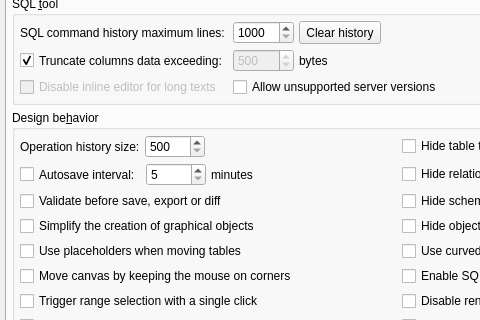
The window that libs/libgui/ui/settings/generalconfigwidget.ui (pgmodeler/pgmodeler) describes before a commit, drawn with Qt 5; both pictures show x 0 to 480 and y 217 to 537 of the 798 by 830 pixel window.
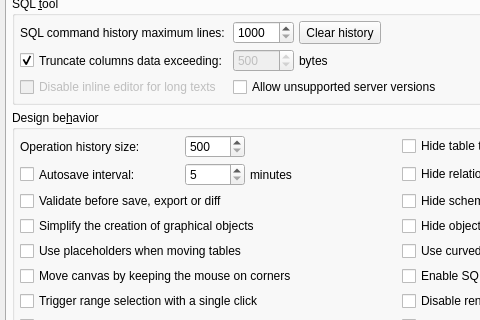
The same window after the commit. Icons and pictures are not drawn.

```diff
--- a/libs/libgui/ui/settings/generalconfigwidget.ui
+++ b/libs/libgui/ui/settings/generalconfigwidget.ui
@@ -391,6 +391,12 @@
                 <verstretch>0</verstretch>
                </sizepolicy>
               </property>
+              <property name="minimumSize">
+               <size>
+                <width>160</width>
+                <height>0</height>
+               </size>
+              </property>
               <property name="text">
                <string>Operation history size:</string>
               </property>
@@ -528,6 +534,12 @@
                 <verstretch>0</verstretch>
                </sizepolicy>
               </property>
+              <property name="minimumSize">
+               <size>
+                <width>160</width>
+                <height>0</height>
+               </size>
+              </property>
               <property name="toolTip">
                <string>&lt;p&gt;Defines the period when the opened models will be saved automatically. The temporary models saving period will be defined as the half of the value defined here. If the autosave is disabled the temporary models saving will occur in a period of 5 minutes.&lt;/p&gt;</string>
               </property>
```
